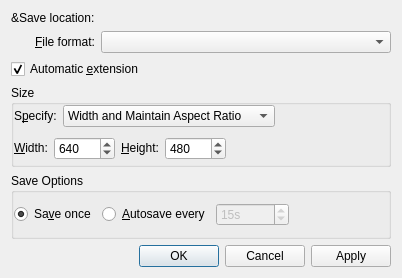
The window that src/libkstapp/exportgraphicsdialog.ui (Kst-plot/kst) describes before a commit, drawn with Qt 5.
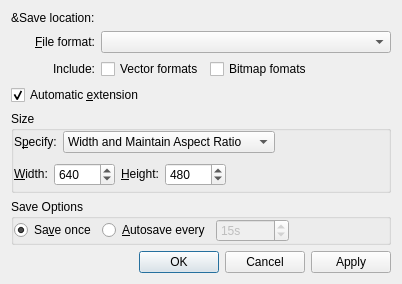
The same window after the commit. Custom widgets are drawn as their Qt base class.

Commit message: Add options to graphics export dialog to view just vector or just bitmap formats. Currently, svg is the only vector format.

```diff
--- a/src/libkstapp/exportgraphicsdialog.ui
+++ b/src/libkstapp/exportgraphicsdialog.ui
@@ -65,96 +65,7 @@
      </property>
     </widget>
    </item>
-   <item row="5" column="0" colspan="5">
-    <widget class="QGroupBox" name="buttonGroup2">
-     <property name="title">
-      <string>Save Options</string>
-     </property>
-     <layout class="QHBoxLayout">
-      <property name="spacing">
-       <number>6</number>
-      </property>
-      <property name="margin">
-       <number>0</number>
-      </property>
-      <item>
-       <widget class="QRadioButton" name="_saveOnce">
-        <property name="whatsThis">
-         <string>Do not autosave.  Instead, on OK or Apply, save once.</string>
-        </property>
-        <property name="text">
-         <string>Sa&amp;ve once</string>
-        </property>
-        <property name="checked">
-         <bool>true</bool>
-        </property>
-       </widget>
-      </item>
-      <item>
-       <widget class="QRadioButton" name="_autosave">
-        <property name="toolTip">
-         <string>Save image on timer</string>
-        </property>
-        <property name="whatsThis">
-         <string>When checked, the image will be repeatedly saved using the indicated period.  This is useful, for example, for live web page images.</string>
-        </property>
-        <property name="text">
-         <string>&amp;Autosave every</string>
-        </property>
-       </widget>
-      </item>
-      <item>
-       <widget class="QSpinBox" name="_period">
-        <property name="enabled">
-         <bool>false</bool>
-        </property>
-        <property name="toolTip">
-         <string>Autosave timer</string>
-        </property>
-        <property name="suffix">
-         <string>s</string>
-        </property>
-        <property name="minimum">
-         <number>1</number>
-        </property>
-        <property name="maximum">
-         <number>100000</number>
-        </property>
-        <property name="value">
-         <number>15</number>
-        </property>
-       </widget>
-      </item>
-      <item>
-       <spacer>
-        <property name="orientation">
-         <enum>Qt::Horizontal</enum>
-        </property>
-        <property name="sizeType">
-         <enum>QSizePolicy::Expanding</enum>
-        </property>
-        <property name="sizeHint" stdset="0">
-         <size>
-          <width>21</width>
-          <height>21</height>
-         </size>
-        </property>
-       </spacer>
-      </item>
-     </layout>
-    </widget>
-   </item>
-   <item row="7" column="0" colspan="5">
-    <widget class="QDialogButtonBox" name="_buttonBox">
-     <property name="orientation">
-      <enum>Qt::Horizontal</enum>
-     </property>
-     <property name="standardButtons">
-      <set>QDialogButtonBox::Apply|QDialogButtonBox::Cancel|QDialogButtonBox::Ok</set>
-     </property>
-    </widget>
-   </item>
-   <item row="3" column="0" colspan="5">
+   <item row="4" column="0" colspan="5">
     <widget class="QGroupBox" name="groupBox1">
      <property name="title">
       <string>Size</string>
@@ -337,7 +248,96 @@
      </layout>
     </widget>
    </item>
-   <item row="2" column="0" colspan="2">
+   <item row="6" column="0" colspan="5">
+    <widget class="QGroupBox" name="buttonGroup2">
+     <property name="title">
+      <string>Save Options</string>
+     </property>
+     <layout class="QHBoxLayout">
+      <property name="spacing">
+       <number>6</number>
+      </property>
+      <property name="margin">
+       <number>0</number>
+      </property>
+      <item>
+       <widget class="QRadioButton" name="_saveOnce">
+        <property name="whatsThis">
+         <string>Do not autosave.  Instead, on OK or Apply, save once.</string>
+        </property>
+        <property name="text">
+         <string>Sa&amp;ve once</string>
+        </property>
+        <property name="checked">
+         <bool>true</bool>
+        </property>
+       </widget>
+      </item>
+      <item>
+       <widget class="QRadioButton" name="_autosave">
+        <property name="toolTip">
+         <string>Save image on timer</string>
+        </property>
+        <property name="whatsThis">
+         <string>When checked, the image will be repeatedly saved using the indicated period.  This is useful, for example, for live web page images.</string>
+        </property>
+        <property name="text">
+         <string>&amp;Autosave every</string>
+        </property>
+       </widget>
+      </item>
+      <item>
+       <widget class="QSpinBox" name="_period">
+        <property name="enabled">
+         <bool>false</bool>
+        </property>
+        <property name="toolTip">
+         <string>Autosave timer</string>
+        </property>
+        <property name="suffix">
+         <string>s</string>
+        </property>
+        <property name="minimum">
+         <number>1</number>
+        </property>
+        <property name="maximum">
+         <number>100000</number>
+        </property>
+        <property name="value">
+         <number>15</number>
+        </property>
+       </widget>
+      </item>
+      <item>
+       <spacer>
+        <property name="orientation">
+         <enum>Qt::Horizontal</enum>
+        </property>
+        <property name="sizeType">
+         <enum>QSizePolicy::Expanding</enum>
+        </property>
+        <property name="sizeHint" stdset="0">
+         <size>
+          <width>21</width>
+          <height>21</height>
+         </size>
+        </property>
+       </spacer>
+      </item>
+     </layout>
+    </widget>
+   </item>
+   <item row="8" column="0" colspan="5">
+    <widget class="QDialogButtonBox" name="_buttonBox">
+     <property name="orientation">
+      <enum>Qt::Horizontal</enum>
+     </property>
+     <property name="standardButtons">
+      <set>QDialogButtonBox::Apply|QDialogButtonBox::Cancel|QDialogButtonBox::Ok</set>
+     </property>
+    </widget>
+   </item>
+   <item row="3" column="0" colspan="2">
     <widget class="QCheckBox" name="_autoExtension">
      <property name="text">
       <string>Automatic &amp;extension</string>
@@ -347,6 +347,30 @@
      </property>
     </widget>
    </item>
+   <item row="2" column="0">
+    <widget class="QLabel" name="label">
+     <property name="text">
+      <string>Include:</string>
+     </property>
+     <property name="alignment">
+      <set>Qt::AlignRight|Qt::AlignTrailing|Qt::AlignVCenter</set>
+     </property>
+    </widget>
+   </item>
+   <item row="2" column="1">
+    <widget class="QCheckBox" name="_listVectorFormats">
+     <property name="text">
+      <string>Vector formats</string>
+     </property>
+    </widget>
+   </item>
+   <item row="2" column="2">
+    <widget class="QCheckBox" name="_listBitmapFormats">
+     <property name="text">
+      <string>Bitmap fomats</string>
+     </property>
+    </widget>
+   </item>
   </layout>
  </widget>
  <layoutdefault spacing="6" margin="11"/>
```
Left out of the diff: 6 changed lines with no effect on the pictures. The commit also changes 2 other files.
